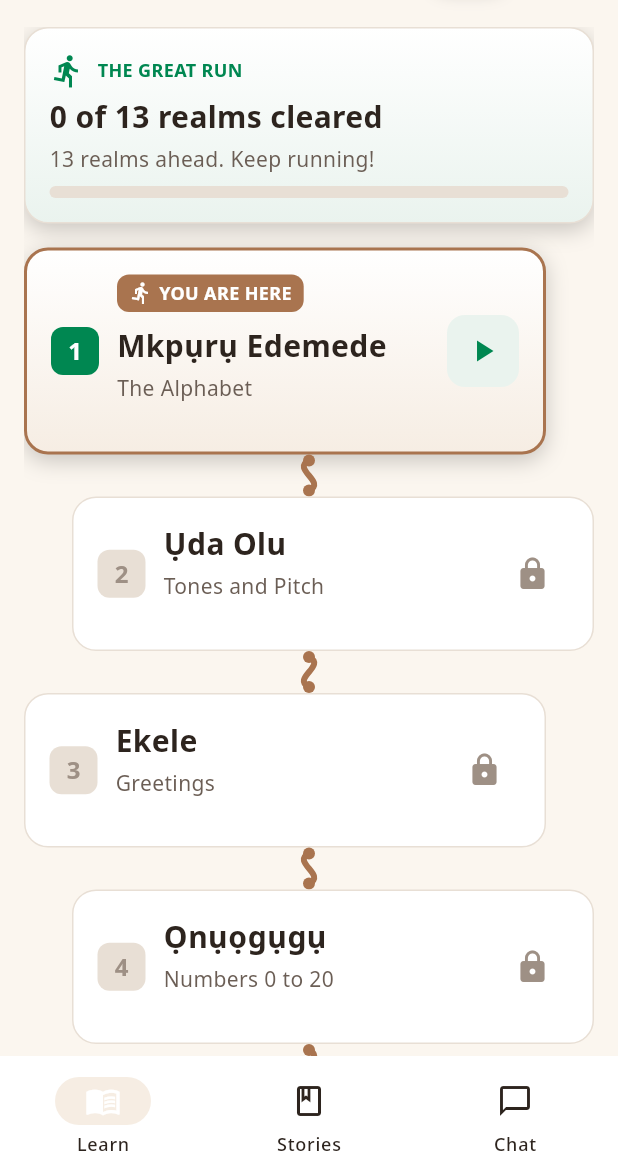
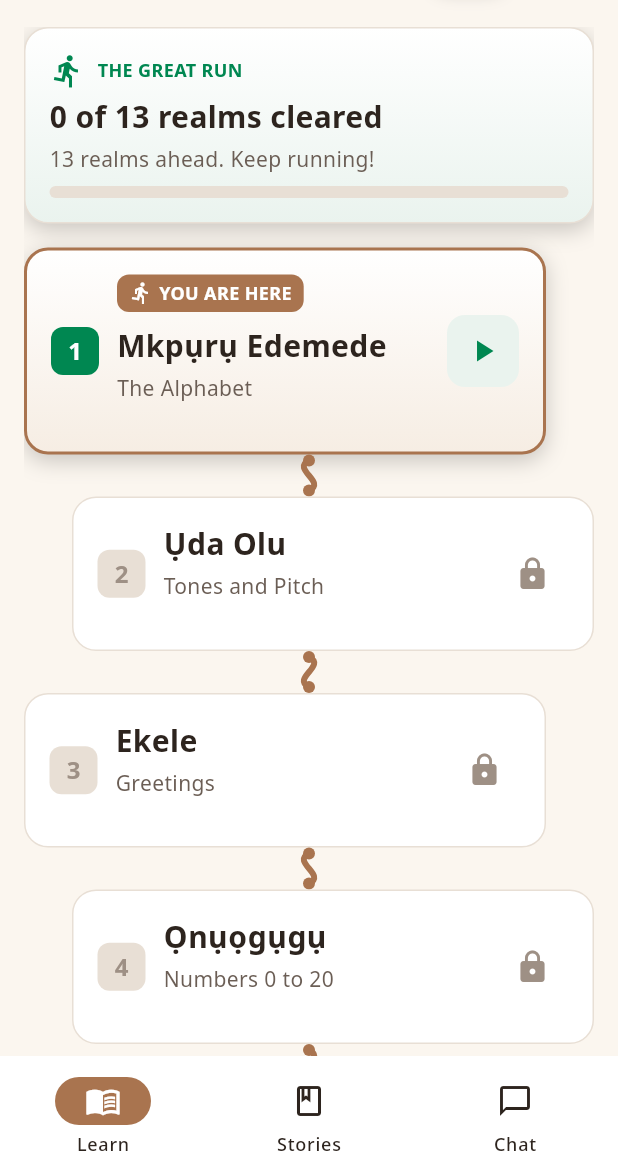
Before and after one commit to Samthesurf/igboman, a Flutter app: the screen it shows after launch, on a phone screen of 412 x 824 dp, the part 60-1236 px from its top. Run offline on Flutter 3.47's test engine with Material 3 defaults, Android fonts, the phone set to English and light mode, and no system bars; our stand-ins replace audioplayers, shared_preferences; missing offline and left inert: googleai_dart.

Commit message:
fix: make bottom nav selected-tab pill accessible
The NavigationBar indicator used AppColors.warnBg (pale cream tint,
~1.05:1 against the white bar), so the selected tab was almost
indistinguishable from unselected ones.

- indicatorColor switched to AppColors.primary (#A9744F), the theme's
  brown, giving ~3.4:1 against the white bar background
- selected icons pinned to onPrimary (white) for ~5.7:1 on the pill
  instead of relying on fallback color derivation
- desktop _SideRail intentionally untouched: its dark-on-cream panel
  already passes contrast

```diff
--- a/lib/screens/home_screen.dart
+++ b/lib/screens/home_screen.dart
@@ -340,23 +340,23 @@ class _BottomNav extends StatelessWidget {
     return NavigationBar(
       elevation: 0,
       backgroundColor: AppColors.surface,
-      indicatorColor: AppColors.warnBg,
+      indicatorColor: AppColors.primary,
       selectedIndex: selectedIndex,
       onDestinationSelected: onSelect,
       destinations: const [
         NavigationDestination(
           icon: Icon(Icons.menu_book_outlined),
-          selectedIcon: Icon(Icons.menu_book),
+          selectedIcon: Icon(Icons.menu_book, color: AppColors.onPrimary),
           label: 'Learn',
         ),
         NavigationDestination(
           icon: Icon(Icons.book_outlined),
-          selectedIcon: Icon(Icons.book),
+          selectedIcon: Icon(Icons.book, color: AppColors.onPrimary),
           label: 'Stories',
         ),
         NavigationDestination(
           icon: Icon(Icons.chat_bubble_outline),
-          selectedIcon: Icon(Icons.chat_bubble),
+          selectedIcon: Icon(Icons.chat_bubble, color: AppColors.onPrimary),
           label: 'Chat',
         ),
       ],
```
